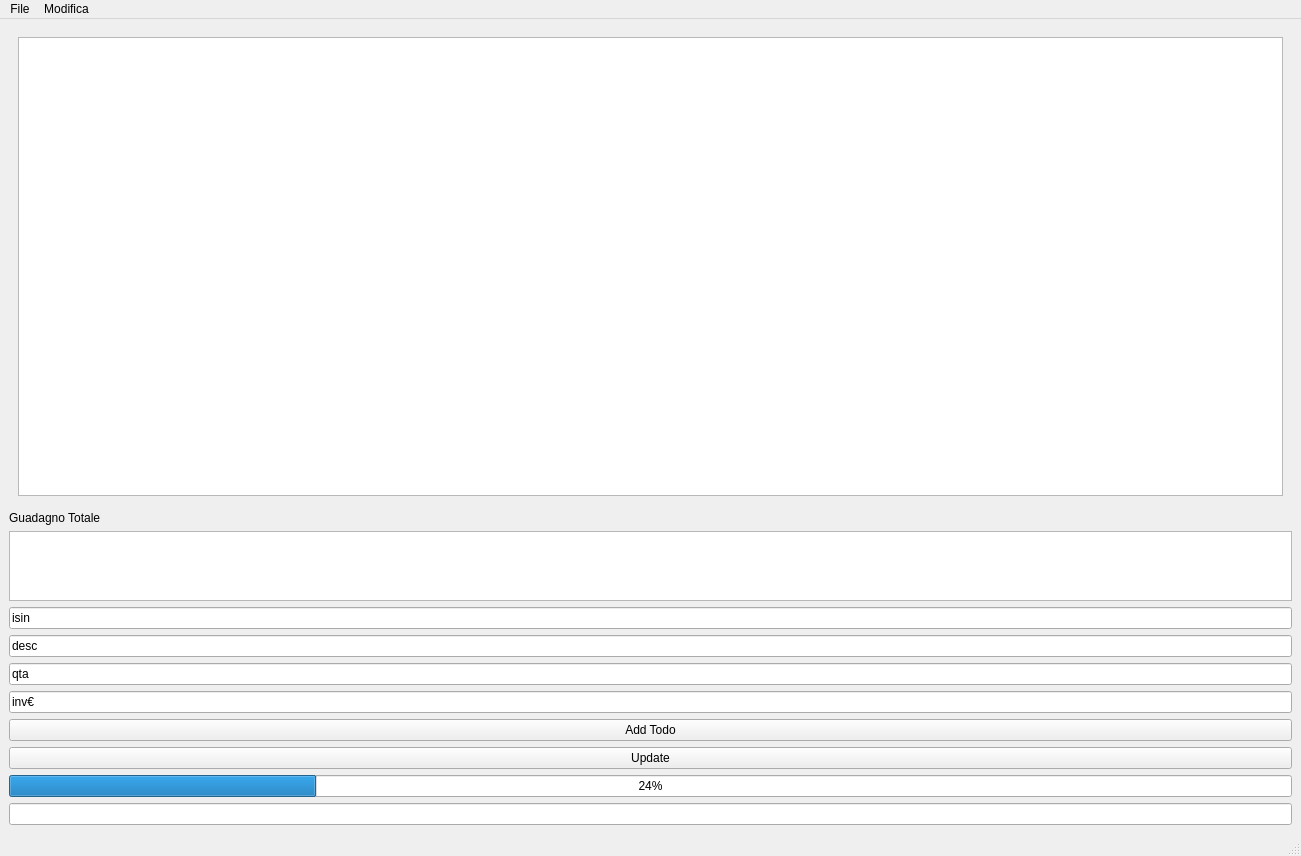
This is mainWindow.ui in stefanocasson81/PyQt as Qt 5 draws it before an edit. The edited form follows.
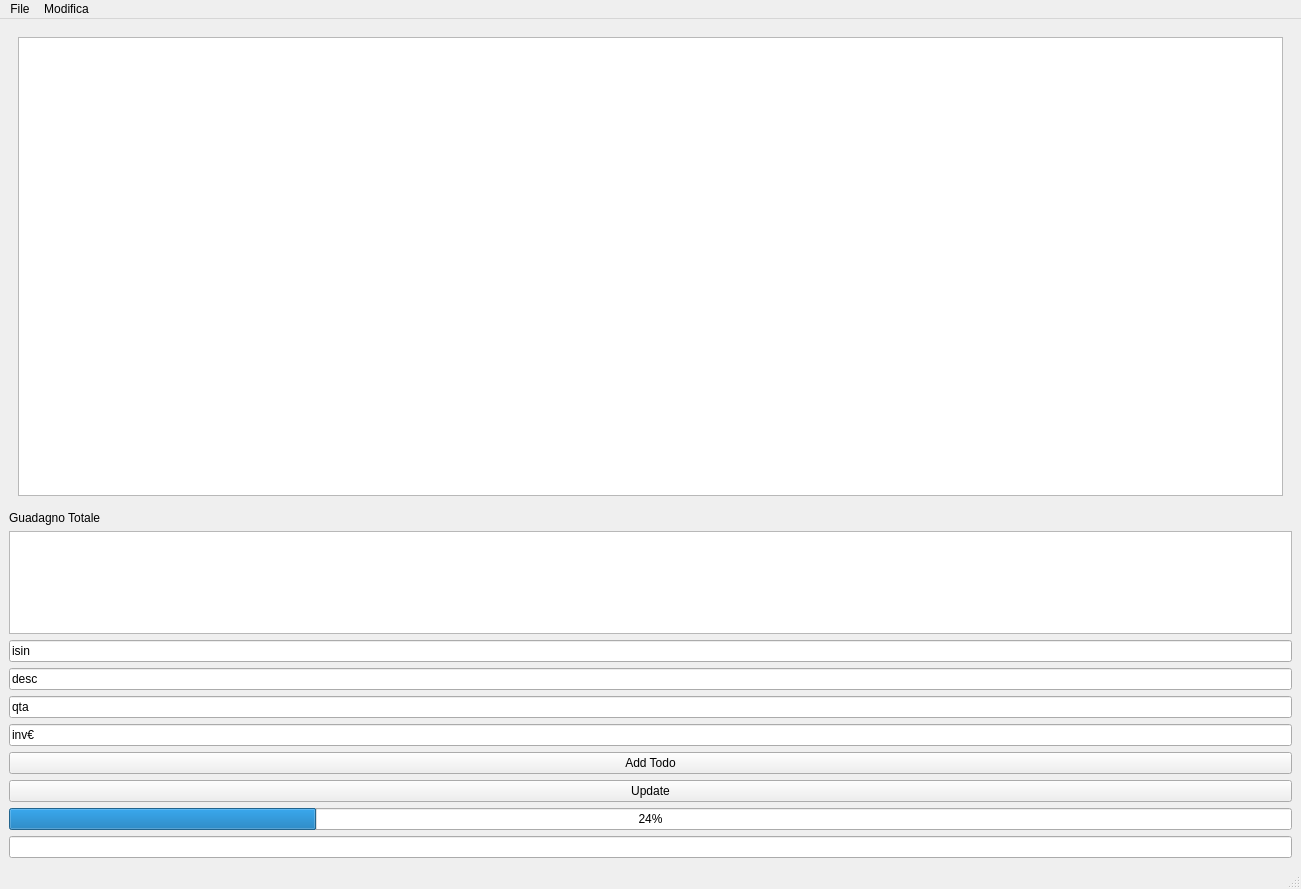
This is the edited form. Icons and pictures are not drawn.

```diff
--- a/mainWindow.ui
+++ b/mainWindow.ui
@@ -7,7 +7,7 @@
     <x>0</x>
     <y>0</y>
     <width>1301</width>
-    <height>803</height>
+    <height>889</height>
    </rect>
   </property>
   <property name="windowTitle">
```
